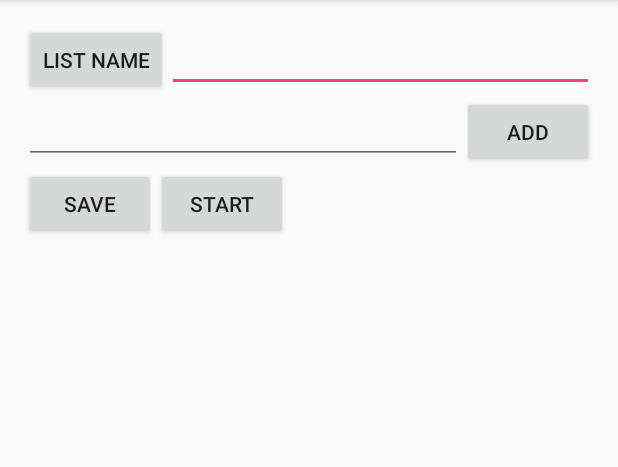
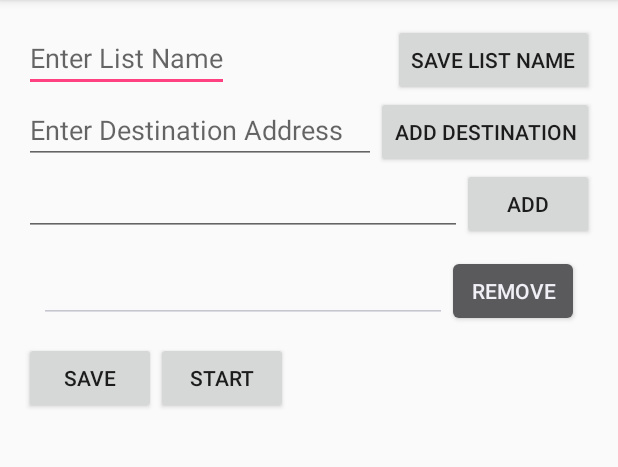
Before and after one commit to NithinKumarKotte/TripMate, an Android app: the listadd screen opened directly, with no data from a screen before it, after a tap on "REMOVE", on a phone screen of 412 x 824 dp, the part 84-551 px from its top. Run offline under Robolectric (Android 15) with nearby library versions, the phone set to English and light mode, and no system bars; 9 statements that could not run were skipped; 1 other tap on this screen came first.

Commit message:
destination address added

```diff
--- a/app/src/main/java/com/example/d27sa/tripmatetry1/dbhelper.java
+++ b/app/src/main/java/com/example/d27sa/tripmatetry1/dbhelper.java
@@ -57,6 +57,8 @@ public class dbhelper extends SQLiteOpenHelper {
 
         getWritableDatabase().insert("list",null, values);
 
+        //udgvsufwev
+
         System.out.println(placeId);
         System.out.println(description);
 
@@ -70,4 +72,14 @@ public class dbhelper extends SQLiteOpenHelper {
         return cursor;
 
     }
+
+
+
+    public void deleteHalt(String placeId){
+       // Cursor cursor = getReadableDatabase().rawQuery("SELECT * FROM list",null);
+        //String id= cursor.getString(0);
+        System.out.println("inside delete" + placeId);
+        getWritableDatabase().delete("list","placeId=?",new String[]{placeId});
+    }
+
 }
--- a/app/src/main/java/com/example/d27sa/tripmatetry1/listadd.java
+++ b/app/src/main/java/com/example/d27sa/tripmatetry1/listadd.java
@@ -11,6 +11,7 @@ import android.widget.ArrayAdapter;
 import android.widget.AutoCompleteTextView;
 import android.widget.Button;
 import android.widget.LinearLayout;
+import android.widget.ScrollView;
 import android.widget.Toast;
 
 import com.google.android.gms.common.ConnectionResult;
@@ -21,9 +22,11 @@ import com.google.android.gms.location.places.Places;
 import com.google.android.gms.maps.model.LatLng;
 import com.google.android.gms.maps.model.LatLngBounds;
 
+import java.util.ArrayList;
+
 public class listadd extends AppCompatActivity implements GoogleApiClient.OnConnectionFailedListener, GoogleApiClient.ConnectionCallbacks {
 
-    AutoCompleteTextView textIn;
+    AutoCompleteTextView textIn,Dest;
     Button buttonAdd;
     LinearLayout container;
     /*TextView reList, info;*/
@@ -36,11 +39,13 @@ public class listadd extends AppCompatActivity implements GoogleApiClient.OnConn
 
     private static final int GOOGLE_API_CLIENT_ID = 0;
     private static final String LOG_TAG = "listadd";
-    private AutoCompleteTextView mAutocompleteTextView;
+    private AutoCompleteTextView mAutocompleteTextView,mAutocompleteTextViewdestination;
     private GoogleApiClient mGoogleApiClient;
     private PlaceArrayAdapter mPlaceArrayAdapter;
     private dbhelper db;
+    Button buttonRemove;
     String id;
+    public ArrayList <String> itemnew1=new ArrayList<>();
     private PlaceArrayAdapter.PlaceAutocomplete itemnew;
     private static final LatLngBounds BOUNDS_MOUNTAIN_VIEW = new LatLngBounds(
             new LatLng(37.398160, -122.180831), new LatLng(37.430610, -121.972090));
@@ -54,6 +59,19 @@ public class listadd extends AppCompatActivity implements GoogleApiClient.OnConn
                 .enableAutoManage(this, GOOGLE_API_CLIENT_ID, this)
                 .addConnectionCallbacks(this)
                 .build();
+
+        mAutocompleteTextViewdestination = (AutoCompleteTextView) findViewById(R.id
+                .dest);
+        mAutocompleteTextViewdestination.setThreshold(5);
+
+        mAutocompleteTextViewdestination.setOnItemClickListener(mAutocompleteClickListener);
+        mPlaceArrayAdapter = new PlaceArrayAdapter(this, android.R.layout.simple_list_item_1,
+                BOUNDS_MOUNTAIN_VIEW, null);
+        mAutocompleteTextViewdestination.setAdapter(mPlaceArrayAdapter);
+
+
+
+
         mAutocompleteTextView = (AutoCompleteTextView) findViewById(R.id
                 .textin);
         mAutocompleteTextView.setThreshold(5);
@@ -62,6 +80,9 @@ public class listadd extends AppCompatActivity implements GoogleApiClient.OnConn
         mPlaceArrayAdapter = new PlaceArrayAdapter(this, android.R.layout.simple_list_item_1,
                 BOUNDS_MOUNTAIN_VIEW, null);
         mAutocompleteTextView.setAdapter(mPlaceArrayAdapter);
+        Dest = (AutoCompleteTextView)findViewById(R.id.dest);
+        Dest.setAdapter(mPlaceArrayAdapter);
+
 
 
         /*adapter = new ArrayAdapter<String>(this,
@@ -71,7 +92,7 @@ public class listadd extends AppCompatActivity implements GoogleApiClient.OnConn
         textIn.setAdapter(mPlaceArrayAdapter);
 
         buttonAdd = (Button)findViewById(R.id.add);
-        container = (LinearLayout) findViewById(R.id.container);
+        container = (LinearLayout) findViewById(R.id.container1);
         /*reList = (TextView)findViewById(R.id.relist);
         reList.setMovementMethod(new ScrollingMovementMethod());
         info = (TextView)findViewById(R.id.info);
@@ -82,20 +103,23 @@ public class listadd extends AppCompatActivity implements GoogleApiClient.OnConn
             public void onClick(View v) {
                 LayoutInflater layoutInflater =
                         (LayoutInflater) getBaseContext().getSystemService(Context.LAYOUT_INFLATER_SERVICE);
-                final View addView = layoutInflater.inflate(R.layout.row, null);
-                AutoCompleteTextView textOut = (AutoCompleteTextView)addView.findViewById(R.id.textout);
+                final ScrollView addView = (ScrollView)layoutInflater.inflate(R.layout.row, null);
+                final AutoCompleteTextView textOut = (AutoCompleteTextView)addView.findViewById(R.id.textout);
                 textOut.setAdapter(mPlaceArrayAdapter);
                 textOut.setText(textIn.getText().toString());
                 saveHalt();
-                Button buttonRemove = (Button)addView.findViewById(R.id.remove);
+                textIn.setText("");
+                buttonRemove = (Button)addView.findViewById(R.id.remove);
 
                 final View.OnClickListener thisListener = new View.OnClickListener(){
                     @Override
                     public void onClick(View v) {
                         /*info.append("thisListener called:\t" + this + "\n");
                         info.append("Remove addView: " + addView + "\n\n");*/
-                        ((LinearLayout)addView.getParent()).removeView(addView);
-
+                        ((ScrollView)addView.getParent()).removeView(addView);
+                        String result = textOut.getText()+"";
+                        String newId=result.substring(0,result.indexOf(","));
+                        removelist(newId);
                         /*listAllAddView();*/
                     }
                 };
@@ -113,6 +137,7 @@ public class listadd extends AppCompatActivity implements GoogleApiClient.OnConn
         });
     }
 
+
     private AdapterView.OnItemClickListener mAutocompleteClickListener
             = new AdapterView.OnItemClickListener() {
         @Override
@@ -120,6 +145,7 @@ public class listadd extends AppCompatActivity implements GoogleApiClient.OnConn
             System.out.println("inside onCreate "+mGoogleApiClient);
             final PlaceArrayAdapter.PlaceAutocomplete item = mPlaceArrayAdapter.getItem(position);
             itemnew=item;
+            //itemnew1.add((String) itemnew.placeId);
             final String placeId = String.valueOf(item.placeId);
             Log.i(LOG_TAG, "Selected: " + item.description);
             PendingResult<PlaceBuffer> placeResult = Places.GeoDataApi
@@ -164,6 +190,12 @@ public class listadd extends AppCompatActivity implements GoogleApiClient.OnConn
     }
 
 
+    public void removelist(String id){
+        db=new dbhelper(this);
+        System.out.println("inside removelist"+ id);
+        //db.addlist(id.substring(0,id.indexOf(",")),id);
+        db.deleteHalt(id);
+    }
     /*private void listAllAddView(){
         *//*reList.setText("");*//*
 
@@ -178,4 +210,6 @@ public class listadd extends AppCompatActivity implements GoogleApiClient.OnConn
         }
     }*/
 
+
+
 }
--- a/app/src/main/res/layout/activity_listadd.xml
+++ b/app/src/main/res/layout/activity_listadd.xml
@@ -16,19 +16,38 @@
         <RelativeLayout
             android:layout_width="match_parent"
             android:layout_height="wrap_content">
+                <EditText
+                    android:layout_width="wrap_content"
+                    android:layout_height="wrap_content"
+                    android:hint="Enter List Name"
+                    />
 
                 <Button
                     android:layout_width="wrap_content"
                     android:layout_height="wrap_content"
-                android:text="List Name"
-                android:id="@+id/butta"/>
+                    android:text="Save List Name"
+                    android:id="@+id/butt"
+                    android:layout_alignParentRight="true"/>
 
-            <EditText
+        </RelativeLayout>
+
+        <RelativeLayout
+            android:layout_width="match_parent"
+            android:layout_height="wrap_content">
+            <Button
+                android:layout_width="wrap_content"
+                android:layout_height="wrap_content"
+                android:text="Add Destination"
+                android:layout_alignParentRight="true"
+                android:id="@+id/destbtn"/>
+            <AutoCompleteTextView
                 android:layout_width="match_parent"
                 android:layout_height="wrap_content"
-                android:layout_marginLeft="95dp"
+                android:hint="Enter Destination Address"
+                android:layout_alignParentLeft="true"
+                android:layout_toLeftOf="@id/destbtn"
+                android:id="@+id/dest"
                 />
-
         </RelativeLayout>
 
           <RelativeLayout
@@ -50,11 +69,20 @@
                 android:layout_toLeftOf="@id/add" />
         </RelativeLayout>
 
+        <ScrollView
+            android:layout_width="wrap_content"
+            android:layout_height="wrap_content"
+            android:id="@+id/container2"
+            android:orientation="vertical"
+            android:fillViewport="false"
+            android:weightSum="2">
         <LinearLayout
-            android:id="@+id/container"
+            android:id="@+id/container1"
             android:layout_width="match_parent"
             android:layout_height="wrap_content"
-            android:orientation="vertical"></LinearLayout>
+            android:orientation="vertical"
+            ></LinearLayout>
+        </ScrollView>
 
         <RelativeLayout
             android:layout_width="wrap_content"
@@ -68,11 +96,15 @@
                 <Button
                     android:layout_width="wrap_content"
                     android:layout_height="wrap_content"
-                    android:text="Save"/>
+                    android:text="Save"
+                    android:id="@+id/savebtn"/>
+                    <!--android:onClick="savelist"-->
                 <Button
                     android:layout_width="wrap_content"
                     android:layout_height="wrap_content"
-                    android:text="Start"/>
+                    android:text="Start"
+                    android:id="@+id/startbtn"/>
+                    <!--android:onClick="startlist"-->
 
             </LinearLayout>
 
--- a/app/src/main/res/layout/row.xml
+++ b/app/src/main/res/layout/row.xml
@@ -1,17 +1,29 @@
-<RelativeLayout xmlns:android="http://schemas.android.com/apk/res/android"
-    xmlns:tools="http://schemas.android.com/tools"
-    android:layout_width="match_parent"
-    android:layout_height="wrap_content">
+
+
+<ScrollView xmlns:android="http://schemas.android.com/apk/res/android"
+    android:layout_width="fill_parent"
+    android:layout_height="wrap_content"
+    android:orientation="vertical"
+    android:padding="10dp"
+    android:id="@+id/row"
+    android:fillViewport="false">
+    <RelativeLayout
+        android:layout_width="match_parent"
+        android:layout_height="match_parent"
+        android:orientation="vertical"
+        >
     <Button
         android:id="@+id/remove"
         android:layout_width="wrap_content"
         android:layout_height="wrap_content"
         android:layout_alignParentRight="true"
-        android:text="Remove"/>
+        android:text="Remove"
+        />
     <AutoCompleteTextView
         android:id="@+id/textout"
         android:layout_width="match_parent"
         android:layout_height="wrap_content"
         android:layout_alignParentLeft="true"
         android:layout_toLeftOf="@id/remove"/>
-</RelativeLayout>
+    </RelativeLayout>
+</ScrollView>
--- a/build.gradle
+++ b/build.gradle
@@ -5,7 +5,7 @@ buildscript {
         jcenter()
     }
     dependencies {
-        classpath 'com.android.tools.build:gradle:2.3.0'
+        classpath 'com.android.tools.build:gradle:2.3.1'
 
         // NOTE: Do not place your application dependencies here; they belong
         // in the individual module build.gradle files
```
Lines whose indentation alone changed are shown as unchanged.
